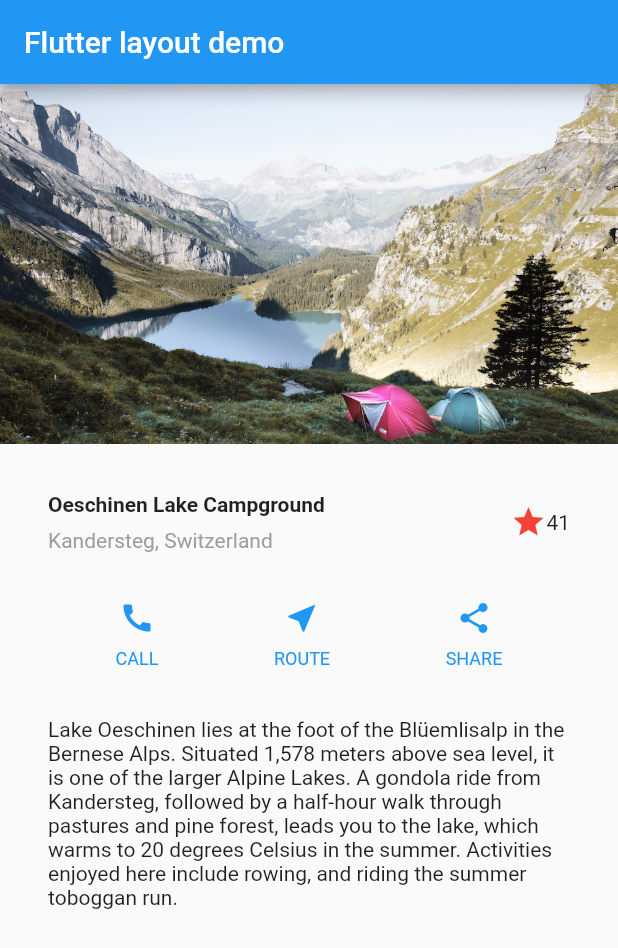
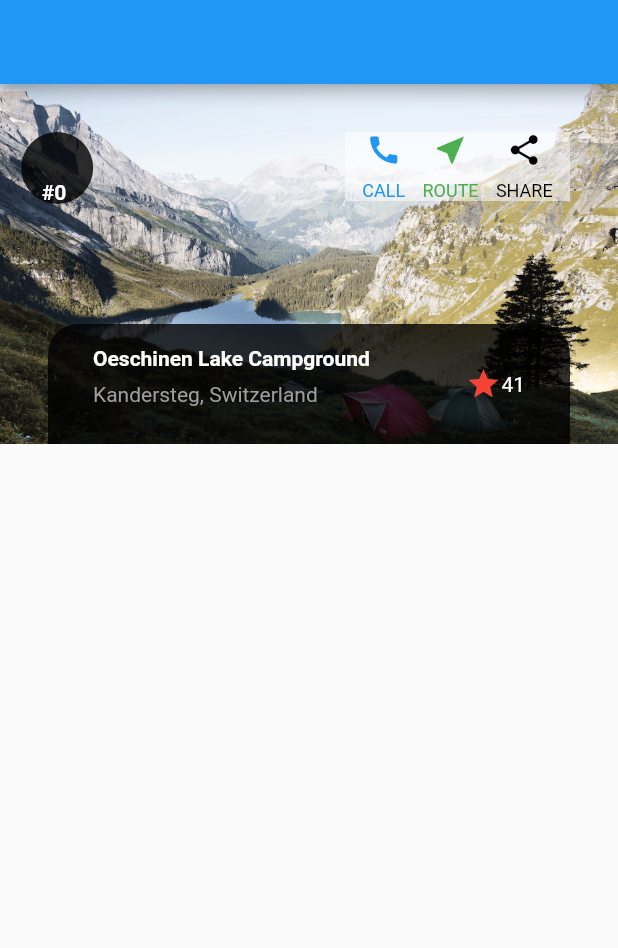
Before and after one commit to ValKuz26/FlutterApp, a Flutter app: the screen it shows after launch, on a phone screen of 412 x 824 dp. Shown: the top 948 px of the screen. Run offline on Flutter 3.47's test engine with Material 2 defaults, Android fonts, the phone set to English and light mode, and no system bars.

Commit message:
second commit

```diff
--- a/lib/main.dart
+++ b/lib/main.dart
@@ -8,18 +8,48 @@ class MyApp extends StatelessWidget {
   @override
   Widget build(BuildContext context) {
     Color color = Theme.of(context).primaryColor;
+    Color bgColor = Colors.white;
+    Color bgColor2 = Colors.black;
 
-    Widget buttonSection = Row(
-      mainAxisAlignment: MainAxisAlignment.spaceEvenly,
-      children: [
-        _buildButtonColumn(color, Icons.call, 'CALL'),
-        _buildButtonColumn(color, Icons.near_me, 'ROUTE'),
-        _buildButtonColumn(color, Icons.share, 'SHARE'),
-      ],
+    Widget circleWithNumber = Container(
+      decoration: BoxDecoration(
+        color:bgColor2.withOpacity(0.8),
+        shape: BoxShape.circle,
+      ),
+          padding: const EdgeInsets.only(right: 32, top: 32),
+      margin:const EdgeInsets.only(top:32, right:32),
+          child: const Text(
+            '        #0',
+            style: TextStyle(
+              fontWeight: FontWeight.bold,color:Colors.white,
+            ),
+          ),
+    );
+   Widget whiteBox = Container(
+      color: bgColor.withOpacity(0.5),
+      alignment: Alignment.topLeft,
+      margin:const EdgeInsets.only(top:32, right:32, left : 230),
+      child:  Row(
+        mainAxisAlignment: MainAxisAlignment.spaceEvenly,
+        children: [
+          _buildButtonColumn(color = Colors.blue, Icons.call, 'CALL'),
+          _buildButtonColumn(color = Colors.green, Icons.near_me, 'ROUTE'),
+          _buildButtonColumn(color = Colors.black, Icons.share, 'SHARE'),
+        ],
+      ),
     );
 
     Widget titleSection = Container(
-      padding: const EdgeInsets.all(32),
+        decoration: BoxDecoration(
+          color: bgColor2.withOpacity(0.8),
+          borderRadius: const BorderRadius.only(
+              topLeft: Radius.circular(20.0),
+              topRight: Radius.circular(20.0)
+          ),
+        ),
+      height: 80,
+      margin: const EdgeInsets.only(right:32, left: 32,top:160,bottom: 0.00),
+      padding: const EdgeInsets.only(top:15, bottom:15,left:30,right:30),
       child: Row(
         children: [
           Expanded(
@@ -33,8 +63,8 @@ class MyApp extends StatelessWidget {
                   child: const Text(
                     'Oeschinen Lake Campground',
                     style: TextStyle(
-                      fontWeight: FontWeight.bold,
-                    ),
+                      fontWeight: FontWeight.bold,color:Colors.white,
+                     ),
                   ),
                 ),
                 Text(
@@ -51,7 +81,12 @@ class MyApp extends StatelessWidget {
             Icons.star,
             color: Colors.red[500],
           ),
-          const Text('41'),
+          const Text(
+            '41',
+          style: TextStyle(
+            color: Colors.white,
+          ),
+          ),
         ],
       ),
     );
@@ -69,25 +104,26 @@ class MyApp extends StatelessWidget {
       ),
     );
 
+    Widget mainSection = Stack(
+        children: [
+          circleWithNumber,
+          _buildMainLayout(circleWithNumber, titleSection, whiteBox),
+          _buildMainLayout(circleWithNumber, titleSection, whiteBox),
+          _buildMainLayout(circleWithNumber, titleSection, whiteBox),
+        ]
+    );
+
     return MaterialApp(
       title: 'Flutter layout demo',
       home: Scaffold(
         appBar: AppBar(
-          title: const Text('Flutter layout demo'),
+         // title: const Text('Flutter layout demo'),
         ),
         body: ListView(
           children: [
-            Image.asset(
-              'images/lake.jpg',
-              width: 600,
-              height: 240,
-              fit: BoxFit.cover,
-            ),
-            titleSection,
-            buttonSection,
-            textSection,
+            _buildMainLayout(circleWithNumber, titleSection, whiteBox),
           ]
-        )
+  )
       ),
     );
   }
@@ -112,4 +148,20 @@ class MyApp extends StatelessWidget {
       ],
     );
   }
+
+  Stack _buildMainLayout(Widget circleWithNumber,Widget titleSection, Widget whiteBox){
+    return Stack(
+        children: [
+          Image.asset(
+            'images/lake.jpg',
+            width: 600,
+            height: 240,
+            fit: BoxFit.cover,
+          ),
+          circleWithNumber,
+          titleSection,
+          whiteBox,
+        ]
+    );
+  }
 }
```
